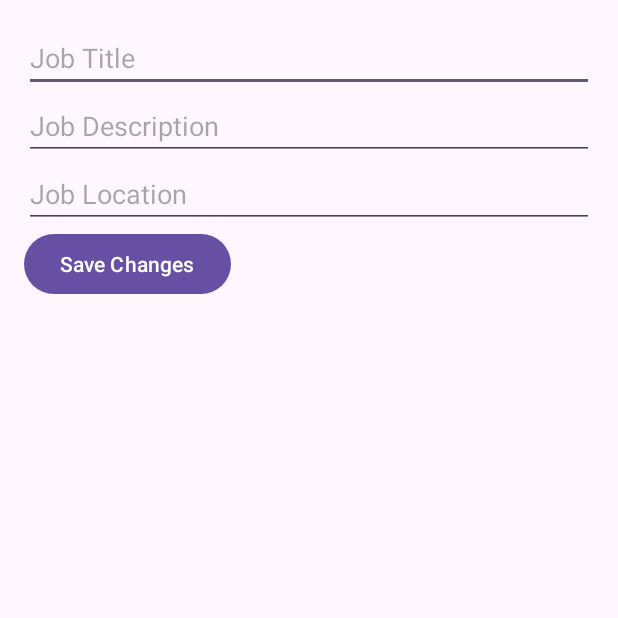
After one commit to hayk548/LocalJobs, an Android app: the EditJobActivity screen opened directly, with no data from a screen before it, on a phone screen of 412 x 824 dp, the top half of it. The commit adds this screen. Run offline under Robolectric (Android 15) with nearby library versions, the phone set to English and light mode, and no system bars; our stand-ins replace Firebase (no records; nobody signed in at launch, a user with empty details on screens opened directly).

Commit message:
adding Edit button add using Google Maps

```diff
--- a/app/src/main/AndroidManifest.xml
+++ b/app/src/main/AndroidManifest.xml
@@ -36,6 +36,7 @@
         <activity android:name=".JobsActivity"/>
         <activity android:name=".MapsActivity" />
         <activity android:name=".AccountActivity" />
+        <activity android:name=".EditJobActivity" />
 
     </application>
 
--- a/app/src/main/java/com/example/localjobs/AccountActivity.java
+++ b/app/src/main/java/com/example/localjobs/AccountActivity.java
@@ -46,14 +46,14 @@ public class AccountActivity extends AppCompatActivity {
         super.onCreate(savedInstanceState);
         setContentView(R.layout.activity_account);
 
+        SignUpActivity a = new SignUpActivity();
+
         // Initialize Firebase
         mAuth = FirebaseAuth.getInstance();
         db = FirebaseFirestore.getInstance();
         storage = FirebaseStorage.getInstance();
         currentUser = mAuth.getCurrentUser();
 
-        // UI elements
-//        username = findViewById(R.id.textViewUsername1);
         editTextUsername = findViewById(R.id.editTextUsername);
         editTextNewPassword = findViewById(R.id.editTextNewPassword);
         btnSaveUsername = findViewById(R.id.btnSaveUsername);
--- /dev/null
+++ b/app/src/main/java/com/example/localjobs/EditJobActivity.java
@@ -0,0 +1,98 @@
+package com.example.localjobs;
+
+import android.location.Address;
+import android.location.Geocoder;
+import android.os.Bundle;
+import android.widget.Button;
+import android.widget.EditText;
+import android.widget.Toast;
+
+import androidx.appcompat.app.AppCompatActivity;
+
+import com.google.firebase.firestore.FirebaseFirestore;
+
+import java.io.IOException;
+import java.util.List;
+import java.util.Locale;
+
+public class EditJobActivity extends AppCompatActivity {
+
+    private EditText jobTitle, jobDescription, jobLocation;
+    private Button saveButton;
+    private FirebaseFirestore db;
+    private String jobId;
+
+    @Override
+    protected void onCreate(Bundle savedInstanceState) {
+        super.onCreate(savedInstanceState);
+        setContentView(R.layout.activity_edit_job);
+
+        jobTitle = findViewById(R.id.job_title);
+        jobDescription = findViewById(R.id.job_description);
+        jobLocation = findViewById(R.id.job_location);
+        saveButton = findViewById(R.id.save_button);
+        db = FirebaseFirestore.getInstance();
+
+        // Get the job ID from intent
+        jobId = getIntent().getStringExtra("job_id");
+
+        // Fetch current job details from Firestore and populate fields
+        loadJobDetails();
+
+        // Handle save button click
+        saveButton.setOnClickListener(v -> saveJobDetails());
+    }
+
+    private void loadJobDetails() {
+        db.collection("jobs").document(jobId)
+                .get()
+                .addOnSuccessListener(documentSnapshot -> {
+                    if (documentSnapshot.exists()) {
+                        String title = documentSnapshot.getString("title");
+                        String description = documentSnapshot.getString("description");
+                        String location = documentSnapshot.getString("location");
+
+                        jobTitle.setText(title);
+                        jobDescription.setText(description);
+                        jobLocation.setText(location);
+                    }
+                })
+                .addOnFailureListener(e -> Toast.makeText(EditJobActivity.this, "Error loading job", Toast.LENGTH_SHORT).show());
+    }
+
+    private void saveJobDetails() {
+        String updatedTitle = jobTitle.getText().toString().trim();
+        String updatedDescription = jobDescription.getText().toString().trim();
+        String updatedLocation = jobLocation.getText().toString().trim();
+
+        if (updatedTitle.isEmpty() || updatedDescription.isEmpty() || updatedLocation.isEmpty()) {
+            Toast.makeText(this, "Please fill in all fields", Toast.LENGTH_SHORT).show();
+            return;
+        }
+
+        // Use Geocoder to get latitude and longitude from location name
+        Geocoder geocoder = new Geocoder(this, Locale.getDefault());
+        try {
+            List<Address> addresses = geocoder.getFromLocationName(updatedLocation, 1);
+            if (!addresses.isEmpty()) {
+                double latitude = addresses.get(0).getLatitude();
+                double longitude = addresses.get(0).getLongitude();
+
+                // Update the job in Firestore
+                db.collection("jobs").document(jobId)
+                        .update("title", updatedTitle, "description", updatedDescription,
+                                "location", updatedLocation, "latitude", latitude, "longitude", longitude)
+                        .addOnSuccessListener(aVoid -> {
+                            Toast.makeText(EditJobActivity.this, "Job updated successfully", Toast.LENGTH_SHORT).show();
+                            finish();  // Close the activity
+                        })
+                        .addOnFailureListener(e -> Toast.makeText(EditJobActivity.this, "Error updating job", Toast.LENGTH_SHORT).show());
+            } else {
+                Toast.makeText(this, "Invalid location!", Toast.LENGTH_SHORT).show();
+            }
+        } catch (IOException e) {
+            e.printStackTrace();
+            Toast.makeText(this, "Error fetching location", Toast.LENGTH_SHORT).show();
+        }
+    }
+}
--- a/app/src/main/java/com/example/localjobs/JobsActivity.java
+++ b/app/src/main/java/com/example/localjobs/JobsActivity.java
@@ -1,10 +1,10 @@
 package com.example.localjobs;
 
 import android.content.Intent;
+import android.location.Location;
 import android.os.Bundle;
 import android.view.View;
 import android.widget.Button;
-import androidx.annotation.NonNull;
 import androidx.appcompat.app.AppCompatActivity;
 import androidx.recyclerview.widget.LinearLayoutManager;
 import androidx.recyclerview.widget.RecyclerView;
@@ -20,6 +20,7 @@ public class JobsActivity extends AppCompatActivity {
     private List<Job> jobList;
     private FirebaseFirestore db;
     private Button postJobButton;
+    private Location userLocation;
 
     private Button accountButton;
 
--- /dev/null
+++ b/app/src/main/res/layout/activity_edit_job.xml
@@ -0,0 +1,31 @@
+<!-- activity_edit_job.xml -->
+<LinearLayout xmlns:android="http://schemas.android.com/apk/res/android"
+    android:layout_width="match_parent"
+    android:layout_height="match_parent"
+    android:orientation="vertical"
+    android:padding="16dp">
+
+    <EditText
+        android:id="@+id/job_title"
+        android:layout_width="match_parent"
+        android:layout_height="wrap_content"
+        android:hint="Job Title" />
+
+    <EditText
+        android:id="@+id/job_description"
+        android:layout_width="match_parent"
+        android:layout_height="wrap_content"
+        android:hint="Job Description" />
+
+    <EditText
+        android:id="@+id/job_location"
+        android:layout_width="match_parent"
+        android:layout_height="wrap_content"
+        android:hint="Job Location" />
+
+    <Button
+        android:id="@+id/save_button"
+        android:layout_width="wrap_content"
+        android:layout_height="wrap_content"
+        android:text="Save Changes" />
+</LinearLayout>
--- a/app/src/main/res/layout/activity_post_job.xml
+++ b/app/src/main/res/layout/activity_post_job.xml
@@ -24,10 +24,10 @@
         android:hint="Job Location"/>
 
     <EditText
-        android:id="@+id/jobSalary"
+        android:id="@+id/jobDate"
         android:layout_width="match_parent"
         android:layout_height="wrap_content"
-        android:hint="Salary (Optional)"/>
+        android:hint="Date"/>
 
     <Button
         android:id="@+id/postJobButton"
```
Also changed, not shown: app/src/main/java/com/example/localjobs/Job.java (+10 -5 lines), app/src/main/java/com/example/localjobs/JobAdapter.java (+15 -7 lines), app/src/main/java/com/example/localjobs/JobRegistration.java (added, +15 -0 lines), app/src/main/java/com/example/localjobs/MapsActivity.java (+28 -57 lines), app/src/main/java/com/example/localjobs/PostJobActivity.java (+26 -18 lines), app/src/main/java/com/example/localjobs/SignUpActivity.java (+0 -29 lines), app/src/main/res/layout/activity_signup.xml (+6 -5 lines), app/src/main/res/layout/item_job.xml (+12 -3 lines), app/src/main/res/layout/job_item.xml (deleted, +0 -38 lines), app/src/main/res/drawable/profile_picture.png (added), 4 other files.
